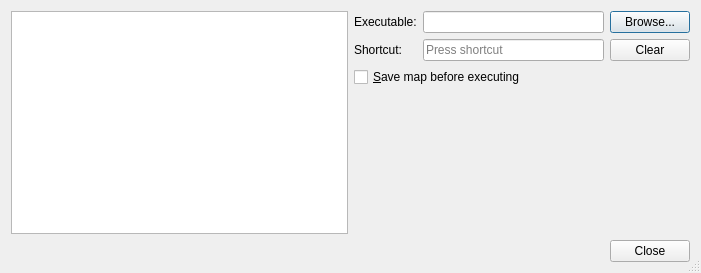
First picture: the form in src/tiled/commanddialog.ui, repository mapeditor/tiled, before the edit.
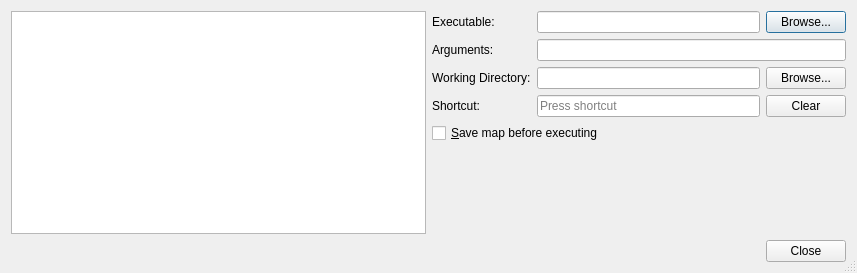
Second picture: the form after the edit. Custom widgets are drawn as their Qt base class.

Commit message: Separates arguments and executable

What changed in the file:
```diff
--- a/src/tiled/commanddialog.ui
+++ b/src/tiled/commanddialog.ui
@@ -6,7 +6,7 @@
    <rect>
     <x>0</x>
     <y>0</y>
-    <width>701</width>
+    <width>857</width>
     <height>273</height>
    </rect>
   </property>
@@ -47,6 +47,9 @@
    </item>
    <item row="0" column="1">
     <layout class="QGridLayout" name="gridLayout">
+     <item row="1" column="1" colspan="2">
+      <widget class="QLineEdit" name="argumentsEdit"/>
+     </item>
      <item row="0" column="0">
       <widget class="QLabel" name="label_2">
        <property name="sizePolicy">
@@ -74,7 +77,7 @@
        </property>
       </widget>
      </item>
-     <item row="1" column="0">
+     <item row="3" column="0">
       <widget class="QLabel" name="label">
        <property name="sizePolicy">
         <sizepolicy hsizetype="Minimum" vsizetype="Fixed">
@@ -87,7 +90,7 @@
        </property>
       </widget>
      </item>
-     <item row="1" column="1">
+     <item row="3" column="1">
       <widget class="QKeySequenceEdit" name="keySequenceEdit">
        <property name="sizePolicy">
         <sizepolicy hsizetype="Expanding" vsizetype="Fixed">
@@ -97,21 +100,21 @@
        </property>
       </widget>
      </item>
-     <item row="1" column="2">
+     <item row="3" column="2">
       <widget class="QPushButton" name="clearButton">
        <property name="text">
         <string>Clear</string>
        </property>
       </widget>
      </item>
-     <item row="2" column="0" colspan="3">
+     <item row="5" column="0" colspan="3">
       <widget class="QCheckBox" name="saveBox">
        <property name="text">
         <string>&amp;Save map before executing</string>
        </property>
       </widget>
      </item>
-     <item row="3" column="0" colspan="3">
+     <item row="6" column="0" colspan="3">
       <spacer name="verticalSpacer">
        <property name="orientation">
         <enum>Qt::Vertical</enum>
@@ -124,6 +127,30 @@
        </property>
       </spacer>
      </item>
+     <item row="1" column="0">
+      <widget class="QLabel" name="label_3">
+       <property name="text">
+        <string>Arguments:</string>
+       </property>
+      </widget>
+     </item>
+     <item row="2" column="0">
+      <widget class="QLabel" name="label_4">
+       <property name="text">
+        <string>Working Directory:</string>
+       </property>
+      </widget>
+     </item>
+     <item row="2" column="1">
+      <widget class="QLineEdit" name="workingDirectoryEdit"/>
+     </item>
+     <item row="2" column="2">
+      <widget class="QPushButton" name="wdBrowseButton">
+       <property name="text">
+        <string>Browse...</string>
+       </property>
+      </widget>
+     </item>
     </layout>
    </item>
    <item row="1" column="0" colspan="2">
```
Left out of the diff: 4 changed lines with no effect on the pictures. The commit also changes 6 other files.
